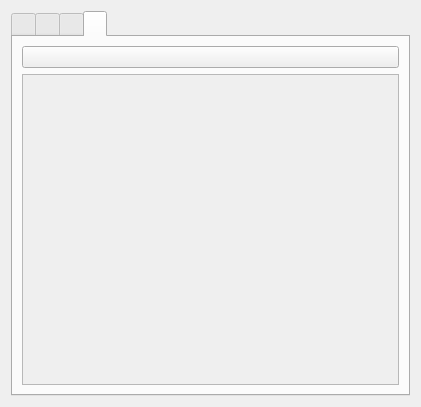
NickvisionApps/Application, file org.nickvision.application.qt/src/controls/aboutdialog.ui: the form before one commit.
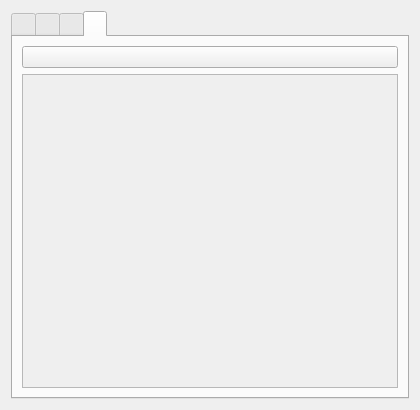
The form after the commit.

The edit to the form file:
```diff
--- a/org.nickvision.application.qt/src/controls/aboutdialog.ui
+++ b/org.nickvision.application.qt/src/controls/aboutdialog.ui
@@ -6,8 +6,8 @@
    <rect>
     <x>0</x>
     <y>0</y>
-    <width>421</width>
-    <height>407</height>
+    <width>420</width>
+    <height>410</height>
    </rect>
   </property>
   <property name="windowTitle">
@@ -173,8 +173,8 @@
            <rect>
             <x>0</x>
             <y>0</y>
-            <width>379</width>
-            <height>305</height>
+            <width>378</width>
+            <height>308</height>
            </rect>
           </property>
           <layout class="QVBoxLayout" name="verticalLayout_6">
```
Left out of the diff: 3 changed lines with no effect on the pictures.
